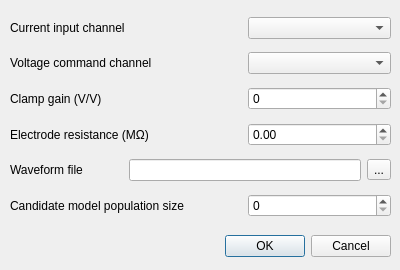
Old version of the form gui/vclampsetupdialog.ui in the repository CompEphys-team/rtdo.
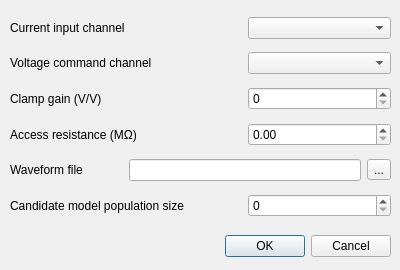
New version of the form.

```diff
--- a/gui/vclampsetupdialog.ui
+++ b/gui/vclampsetupdialog.ui
@@ -103,7 +103,7 @@
     <item row="3" column="0" colspan="2">
      <widget class="QLabel" name="label_6">
       <property name="text">
-       <string>Electrode resistance (MΩ)</string>
+       <string>Access resistance (MΩ)</string>
       </property>
      </widget>
     </item>
```
Left out of the diff: 6 changed lines with no effect on the pictures.
